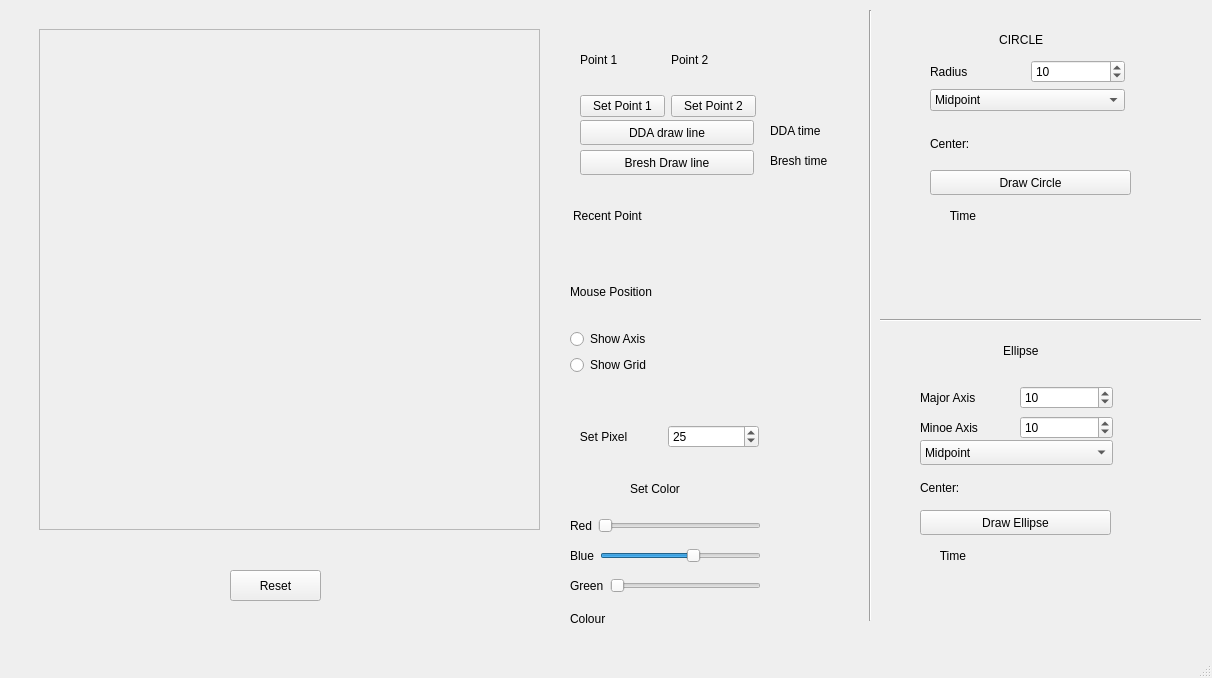
Qt form Computer Graphics/Draw_Soumalya/mainwindow.ui (Soumalya1857/Assignment-5th-sem) before a commit.
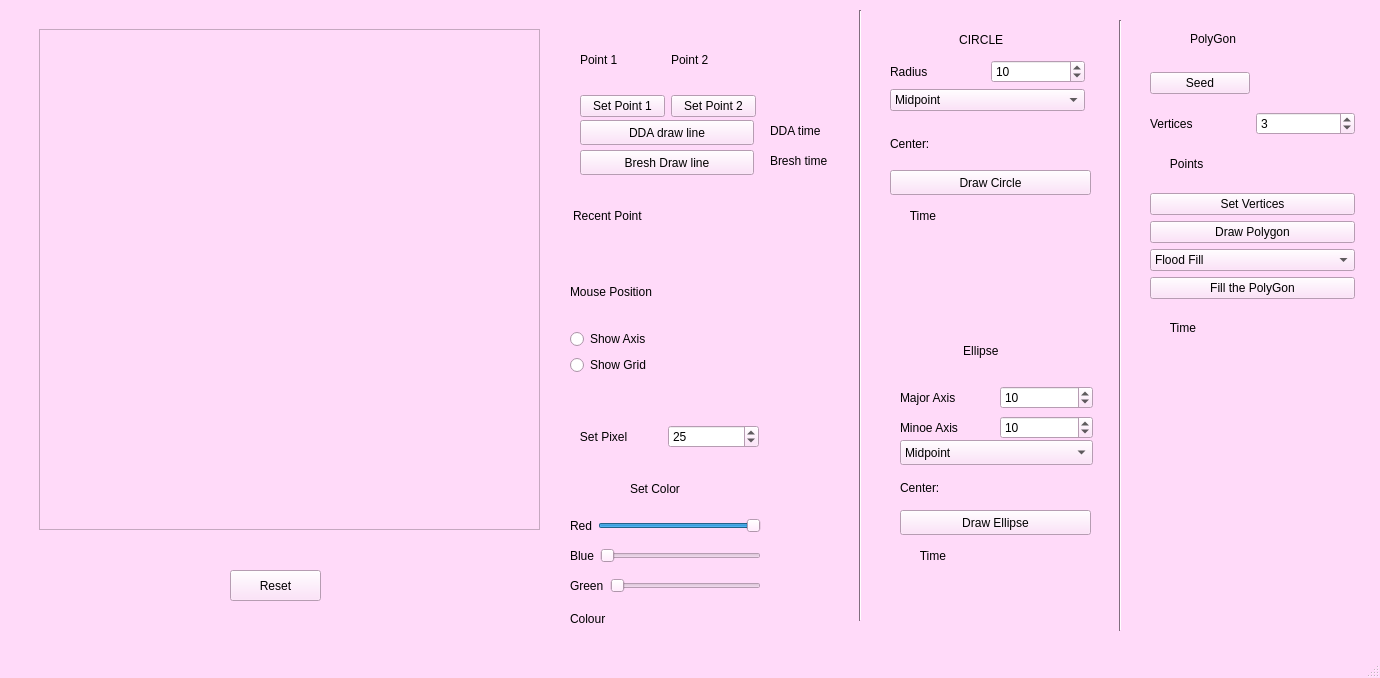
The same form after that commit. Custom widgets are drawn as their Qt base class.

Patch:
```diff
--- a/Computer Graphics/Draw_Soumalya/mainwindow.ui
+++ b/Computer Graphics/Draw_Soumalya/mainwindow.ui
@@ -6,10 +6,452 @@
    <rect>
     <x>0</x>
     <y>0</y>
-    <width>1212</width>
+    <width>1380</width>
     <height>678</height>
    </rect>
   </property>
+  <property name="palette">
+   <palette>
+    <active>
+     <colorrole role="WindowText">
+      <brush brushstyle="SolidPattern">
+       <color alpha="255">
+        <red>0</red>
+        <green>0</green>
+        <blue>0</blue>
+       </color>
+      </brush>
+     </colorrole>
+     <colorrole role="Button">
+      <brush brushstyle="SolidPattern">
+       <color alpha="255">
+        <red>255</red>
+        <green>218</green>
+        <blue>249</blue>
+       </color>
+      </brush>
+     </colorrole>
+     <colorrole role="Light">
+      <brush brushstyle="SolidPattern">
+       <color alpha="255">
+        <red>255</red>
+        <green>255</green>
+        <blue>255</blue>
+       </color>
+      </brush>
+     </colorrole>
+     <colorrole role="Midlight">
+      <brush brushstyle="SolidPattern">
+       <color alpha="255">
+        <red>255</red>
+        <green>236</green>
+        <blue>252</blue>
+       </color>
+      </brush>
+     </colorrole>
+     <colorrole role="Dark">
+      <brush brushstyle="SolidPattern">
+       <color alpha="255">
+        <red>127</red>
+        <green>109</green>
+        <blue>125</blue>
+       </color>
+      </brush>
+     </colorrole>
+     <colorrole role="Mid">
+      <brush brushstyle="SolidPattern">
+       <color alpha="255">
+        <red>170</red>
+        <green>145</green>
+        <blue>166</blue>
+       </color>
+      </brush>
+     </colorrole>
+     <colorrole role="Text">
+      <brush brushstyle="SolidPattern">
+       <color alpha="255">
+        <red>0</red>
+        <green>0</green>
+        <blue>0</blue>
+       </color>
+      </brush>
+     </colorrole>
+     <colorrole role="BrightText">
+      <brush brushstyle="SolidPattern">
+       <color alpha="255">
+        <red>255</red>
+        <green>255</green>
+        <blue>255</blue>
+       </color>
+      </brush>
+     </colorrole>
+     <colorrole role="ButtonText">
+      <brush brushstyle="SolidPattern">
+       <color alpha="255">
+        <red>0</red>
+        <green>0</green>
+        <blue>0</blue>
+       </color>
+      </brush>
+     </colorrole>
+     <colorrole role="Base">
+      <brush brushstyle="SolidPattern">
+       <color alpha="255">
+        <red>255</red>
+        <green>255</green>
+        <blue>255</blue>
+       </color>
+      </brush>
+     </colorrole>
+     <colorrole role="Window">
+      <brush brushstyle="SolidPattern">
+       <color alpha="255">
+        <red>255</red>
+        <green>218</green>
+        <blue>249</blue>
+       </color>
+      </brush>
+     </colorrole>
+     <colorrole role="Shadow">
+      <brush brushstyle="SolidPattern">
+       <color alpha="255">
+        <red>0</red>
+        <green>0</green>
+        <blue>0</blue>
+       </color>
+      </brush>
+     </colorrole>
+     <colorrole role="AlternateBase">
+      <brush brushstyle="SolidPattern">
+       <color alpha="255">
+        <red>255</red>
+        <green>236</green>
+        <blue>252</blue>
+       </color>
+      </brush>
+     </colorrole>
+     <colorrole role="ToolTipBase">
+      <brush brushstyle="SolidPattern">
+       <color alpha="255">
+        <red>255</red>
+        <green>255</green>
+        <blue>220</blue>
+       </color>
+      </brush>
+     </colorrole>
+     <colorrole role="ToolTipText">
+      <brush brushstyle="SolidPattern">
+       <color alpha="255">
+        <red>0</red>
+        <green>0</green>
+        <blue>0</blue>
+       </color>
+      </brush>
+     </colorrole>
+     <colorrole role="PlaceholderText">
+      <brush brushstyle="SolidPattern">
+       <color alpha="128">
+        <red>0</red>
+        <green>0</green>
+        <blue>0</blue>
+       </color>
+      </brush>
+     </colorrole>
+    </active>
+    <inactive>
+     <colorrole role="WindowText">
+      <brush brushstyle="SolidPattern">
+       <color alpha="255">
+        <red>0</red>
+        <green>0</green>
+        <blue>0</blue>
+       </color>
+      </brush>
+     </colorrole>
+     <colorrole role="Button">
+      <brush brushstyle="SolidPattern">
+       <color alpha="255">
+        <red>255</red>
+        <green>218</green>
+        <blue>249</blue>
+       </color>
+      </brush>
+     </colorrole>
+     <colorrole role="Light">
+      <brush brushstyle="SolidPattern">
+       <color alpha="255">
+        <red>255</red>
+        <green>255</green>
+        <blue>255</blue>
+       </color>
+      </brush>
+     </colorrole>
+     <colorrole role="Midlight">
+      <brush brushstyle="SolidPattern">
+       <color alpha="255">
+        <red>255</red>
+        <green>236</green>
+        <blue>252</blue>
+       </color>
+      </brush>
+     </colorrole>
+     <colorrole role="Dark">
+      <brush brushstyle="SolidPattern">
+       <color alpha="255">
+        <red>127</red>
+        <green>109</green>
+        <blue>125</blue>
+       </color>
+      </brush>
+     </colorrole>
+     <colorrole role="Mid">
+      <brush brushstyle="SolidPattern">
+       <color alpha="255">
+        <red>170</red>
+        <green>145</green>
+        <blue>166</blue>
+       </color>
+      </brush>
+     </colorrole>
+     <colorrole role="Text">
+      <brush brushstyle="SolidPattern">
+       <color alpha="255">
+        <red>0</red>
+        <green>0</green>
+        <blue>0</blue>
+       </color>
+      </brush>
+     </colorrole>
+     <colorrole role="BrightText">
+      <brush brushstyle="SolidPattern">
+       <color alpha="255">
+        <red>255</red>
+        <green>255</green>
+        <blue>255</blue>
+       </color>
+      </brush>
+     </colorrole>
+     <colorrole role="ButtonText">
+      <brush brushstyle="SolidPattern">
+       <color alpha="255">
+        <red>0</red>
+        <green>0</green>
+        <blue>0</blue>
+       </color>
+      </brush>
+     </colorrole>
+     <colorrole role="Base">
+      <brush brushstyle="SolidPattern">
+       <color alpha="255">
+        <red>255</red>
+        <green>255</green>
+        <blue>255</blue>
+       </color>
+      </brush>
+     </colorrole>
+     <colorrole role="Window">
+      <brush brushstyle="SolidPattern">
+       <color alpha="255">
+        <red>255</red>
+        <green>218</green>
+        <blue>249</blue>
+       </color>
+      </brush>
+     </colorrole>
+     <colorrole role="Shadow">
+      <brush brushstyle="SolidPattern">
+       <color alpha="255">
+        <red>0</red>
+        <green>0</green>
+        <blue>0</blue>
+       </color>
+      </brush>
+     </colorrole>
+     <colorrole role="AlternateBase">
+      <brush brushstyle="SolidPattern">
+       <color alpha="255">
+        <red>255</red>
+        <green>236</green>
+        <blue>252</blue>
+       </color>
+      </brush>
+     </colorrole>
+     <colorrole role="ToolTipBase">
+      <brush brushstyle="SolidPattern">
+       <color alpha="255">
+        <red>255</red>
+        <green>255</green>
+        <blue>220</blue>
+       </color>
+      </brush>
+     </colorrole>
+     <colorrole role="ToolTipText">
+      <brush brushstyle="SolidPattern">
+       <color alpha="255">
+        <red>0</red>
+        <green>0</green>
+        <blue>0</blue>
+       </color>
+      </brush>
+     </colorrole>
+     <colorrole role="PlaceholderText">
+      <brush brushstyle="SolidPattern">
+       <color alpha="128">
+        <red>0</red>
+        <green>0</green>
+        <blue>0</blue>
+       </color>
+      </brush>
+     </colorrole>
+    </inactive>
+    <disabled>
+     <colorrole role="WindowText">
+      <brush brushstyle="SolidPattern">
+       <color alpha="255">
+        <red>127</red>
+        <green>109</green>
+        <blue>125</blue>
+       </color>
+      </brush>
+     </colorrole>
+     <colorrole role="Button">
+      <brush brushstyle="SolidPattern">
+       <color alpha="255">
+        <red>255</red>
+        <green>218</green>
+        <blue>249</blue>
+       </color>
+      </brush>
+     </colorrole>
+     <colorrole role="Light">
+      <brush brushstyle="SolidPattern">
+       <color alpha="255">
+        <red>255</red>
+        <green>255</green>
+        <blue>255</blue>
+       </color>
+      </brush>
+     </colorrole>
+     <colorrole role="Midlight">
+      <brush brushstyle="SolidPattern">
+       <color alpha="255">
+        <red>255</red>
+        <green>236</green>
+        <blue>252</blue>
+       </color>
+      </brush>
+     </colorrole>
+     <colorrole role="Dark">
+      <brush brushstyle="SolidPattern">
+       <color alpha="255">
+        <red>127</red>
+        <green>109</green>
+        <blue>125</blue>
+       </color>
+      </brush>
+     </colorrole>
+     <colorrole role="Mid">
+      <brush brushstyle="SolidPattern">
+       <color alpha="255">
+        <red>170</red>
+        <green>145</green>
+        <blue>166</blue>
+       </color>
+      </brush>
+     </colorrole>
+     <colorrole role="Text">
+      <brush brushstyle="SolidPattern">
+       <color alpha="255">
+        <red>127</red>
+        <green>109</green>
+        <blue>125</blue>
+       </color>
+      </brush>
+     </colorrole>
+     <colorrole role="BrightText">
+      <brush brushstyle="SolidPattern">
+       <color alpha="255">
+        <red>255</red>
+        <green>255</green>
+        <blue>255</blue>
+       </color>
+      </brush>
+     </colorrole>
+     <colorrole role="ButtonText">
+      <brush brushstyle="SolidPattern">
+       <color alpha="255">
+        <red>127</red>
+        <green>109</green>
+        <blue>125</blue>
+       </color>
+      </brush>
+     </colorrole>
+     <colorrole role="Base">
+      <brush brushstyle="SolidPattern">
+       <color alpha="255">
+        <red>255</red>
+        <green>218</green>
+        <blue>249</blue>
+       </color>
+      </brush>
+     </colorrole>
+     <colorrole role="Window">
+      <brush brushstyle="SolidPattern">
+       <color alpha="255">
+        <red>255</red>
+        <green>218</green>
+        <blue>249</blue>
+       </color>
+      </brush>
+     </colorrole>
+     <colorrole role="Shadow">
+      <brush brushstyle="SolidPattern">
+       <color alpha="255">
+        <red>0</red>
+        <green>0</green>
+        <blue>0</blue>
+       </color>
+      </brush>
+     </colorrole>
+     <colorrole role="AlternateBase">
+      <brush brushstyle="SolidPattern">
+       <color alpha="255">
+        <red>255</red>
+        <green>218</green>
+        <blue>249</blue>
+       </color>
+      </brush>
+     </colorrole>
+     <colorrole role="ToolTipBase">
+      <brush brushstyle="SolidPattern">
+       <color alpha="255">
+        <red>255</red>
+        <green>255</green>
+        <blue>220</blue>
+       </color>
+      </brush>
+     </colorrole>
+     <colorrole role="ToolTipText">
+      <brush brushstyle="SolidPattern">
+       <color alpha="255">
+        <red>0</red>
+        <green>0</green>
+        <blue>0</blue>
+       </color>
+      </brush>
+     </colorrole>
+     <colorrole role="PlaceholderText">
+      <brush brushstyle="SolidPattern">
+       <color alpha="128">
+        <red>0</red>
+        <green>0</green>
+        <blue>0</blue>
+       </color>
+      </brush>
+     </colorrole>
+    </disabled>
+   </palette>
+  </property>
   <property name="windowTitle">
    <string>MainWindow</string>
   </property>
@@ -277,7 +719,7 @@
    <widget class="Line" name="line">
     <property name="geometry">
      <rect>
-      <x>860</x>
+      <x>850</x>
       <y>10</y>
       <width>20</width>
       <height>611</height>
@@ -290,7 +732,7 @@
    <widget class="QWidget" name="verticalLayoutWidget">
     <property name="geometry">
      <rect>
-      <x>930</x>
+      <x>890</x>
       <y>60</y>
       <width>195</width>
       <height>111</height>
@@ -357,7 +799,7 @@
    <widget class="QLabel" name="label_10">
     <property name="geometry">
      <rect>
-      <x>936</x>
+      <x>896</x>
       <y>29</y>
       <width>191</width>
       <height>21</height>
@@ -389,6 +831,9 @@
        <property name="maximum">
         <number>255</number>
        </property>
+       <property name="value">
+        <number>255</number>
+       </property>
        <property name="orientation">
         <enum>Qt::Horizontal</enum>
        </property>
@@ -419,7 +864,7 @@
         <number>255</number>
        </property>
        <property name="value">
-        <number>150</number>
+        <number>0</number>
        </property>
        <property name="orientation">
         <enum>Qt::Horizontal</enum>
@@ -473,7 +918,7 @@
    <widget class="QPushButton" name="pushButton_6">
     <property name="geometry">
      <rect>
-      <x>930</x>
+      <x>890</x>
       <y>170</y>
       <width>201</width>
       <height>25</height>
@@ -486,7 +931,7 @@
    <widget class="QWidget" name="horizontalLayoutWidget_8">
     <property name="geometry">
      <rect>
-      <x>930</x>
+      <x>890</x>
       <y>200</y>
       <width>191</width>
       <height>31</height>
@@ -535,23 +980,10 @@
      <string/>
     </property>
    </widget>
-   <widget class="Line" name="line_2">
-    <property name="geometry">
-     <rect>
-      <x>880</x>
-      <y>310</y>
-      <width>321</width>
-      <height>20</height>
-     </rect>
-    </property>
-    <property name="orientation">
-     <enum>Qt::Horizontal</enum>
-    </property>
-   </widget>
    <widget class="QLabel" name="label_18">
     <property name="geometry">
      <rect>
-      <x>940</x>
+      <x>900</x>
       <y>340</y>
       <width>191</width>
       <height>21</height>
@@ -564,7 +996,7 @@
    <widget class="QWidget" name="horizontalLayoutWidget_10">
     <property name="geometry">
      <rect>
-      <x>920</x>
+      <x>900</x>
       <y>380</y>
       <width>193</width>
       <height>36</height>
@@ -590,7 +1022,7 @@
    <widget class="QWidget" name="horizontalLayoutWidget_11">
     <property name="geometry">
      <rect>
-      <x>920</x>
+      <x>900</x>
       <y>410</y>
       <width>193</width>
       <height>36</height>
@@ -616,7 +1048,7 @@
    <widget class="QWidget" name="horizontalLayoutWidget_12">
     <property name="geometry">
      <rect>
-      <x>920</x>
+      <x>900</x>
       <y>470</y>
       <width>193</width>
       <height>36</height>
@@ -642,7 +1074,7 @@
    <widget class="QComboBox" name="comboBox_2">
     <property name="geometry">
      <rect>
-      <x>920</x>
+      <x>900</x>
       <y>440</y>
       <width>193</width>
       <height>25</height>
@@ -657,7 +1089,7 @@
    <widget class="QWidget" name="horizontalLayoutWidget_9">
     <property name="geometry">
      <rect>
-      <x>920</x>
+      <x>900</x>
       <y>540</y>
       <width>191</width>
       <height>31</height>
@@ -683,7 +1115,7 @@
    <widget class="QPushButton" name="pushButton_7">
     <property name="geometry">
      <rect>
-      <x>920</x>
+      <x>900</x>
       <y>510</y>
       <width>191</width>
       <height>25</height>
@@ -693,6 +1125,169 @@
      <string>Draw Ellipse</string>
     </property>
    </widget>
+   <widget class="Line" name="line_3">
+    <property name="geometry">
+     <rect>
+      <x>1110</x>
+      <y>20</y>
+      <width>20</width>
+      <height>611</height>
+     </rect>
+    </property>
+    <property name="orientation">
+     <enum>Qt::Vertical</enum>
+    </property>
+   </widget>
+   <widget class="QLabel" name="label_25">
+    <property name="geometry">
+     <rect>
+      <x>1190</x>
+      <y>30</y>
+      <width>67</width>
+      <height>17</height>
+     </rect>
+    </property>
+    <property name="text">
+     <string>PolyGon </string>
+    </property>
+   </widget>
+   <widget class="QWidget" name="verticalLayoutWidget_2">
+    <property name="geometry">
+     <rect>
+      <x>1150</x>
+      <y>60</y>
+      <width>205</width>
+      <height>291</height>
+     </rect>
+    </property>
+    <layout class="QVBoxLayout" name="verticalLayout_6">
+     <item>
+      <layout class="QHBoxLayout" name="horizontalLayout_18">
+       <item>
+        <widget class="QPushButton" name="pushButton_10">
+         <property name="text">
+          <string>Seed</string>
+         </property>
+        </widget>
+       </item>
+       <item>
+        <widget class="QLabel" name="label_27">
+         <property name="text">
+          <string/>
+         </property>
+        </widget>
+       </item>
+      </layout>
+     </item>
+     <item>
+      <layout class="QHBoxLayout" name="horizontalLayout_17">
+       <item>
+        <widget class="QLabel" name="label_26">
+         <property name="text">
+          <string>Vertices</string>
+         </property>
+        </widget>
+       </item>
+       <item>
+        <widget class="QSpinBox" name="spinBox_5">
+         <property name="value">
+          <number>3</number>
+         </property>
+        </widget>
+       </item>
+      </layout>
+     </item>
+     <item>
+      <layout class="QHBoxLayout" name="horizontalLayout_20">
+       <item>
+        <widget class="QLabel" name="label_31">
+         <property name="text">
+          <string>      Points</string>
+         </property>
+        </widget>
+       </item>
+       <item>
+        <widget class="QLabel" name="label_32">
+         <property name="text">
+          <string/>
+         </property>
+        </widget>
+       </item>
+      </layout>
+     </item>
+     <item>
+      <widget class="QPushButton" name="pushButton_8">
+       <property name="text">
+        <string>Set Vertices</string>
+       </property>
+      </widget>
+     </item>
+     <item>
+      <widget class="QPushButton" name="pushButton_9">
+       <property name="text">
+        <string>Draw Polygon</string>
+       </property>
+      </widget>
+     </item>
+     <item>
+      <widget class="QComboBox" name="comboBox_3">
+       <item>
+        <property name="text">
+         <string>Flood Fill</string>
+        </property>
+       </item>
+       <item>
+        <property name="text">
+         <string>Boundary Fill</string>
+        </property>
+       </item>
+       <item>
+        <property name="text">
+         <string>Scan Fill</string>
+        </property>
+       </item>
+      </widget>
+     </item>
+     <item>
+      <widget class="QPushButton" name="pushButton_11">
+       <property name="text">
+        <string>Fill the PolyGon</string>
+       </property>
+      </widget>
+     </item>
+     <item>
+      <layout class="QHBoxLayout" name="horizontalLayout_19">
+       <item>
+        <widget class="QLabel" name="label_28">
+         <property name="text">
+          <string>      Time</string>
+         </property>
+        </widget>
+       </item>
+       <item>
+        <widget class="QLabel" name="label_29">
+         <property name="text">
+          <string/>
+         </property>
+        </widget>
+       </item>
+      </layout>
+     </item>
+    </layout>
+   </widget>
+   <widget class="QLabel" name="label_30">
+    <property name="geometry">
+     <rect>
+      <x>1190</x>
+      <y>360</y>
+      <width>158</width>
+      <height>17</height>
+     </rect>
+    </property>
+    <property name="text">
+     <string/>
+    </property>
+   </widget>
   </widget>
   <widget class="QStatusBar" name="statusbar"/>
   <action name="actionCreate_New">
```
